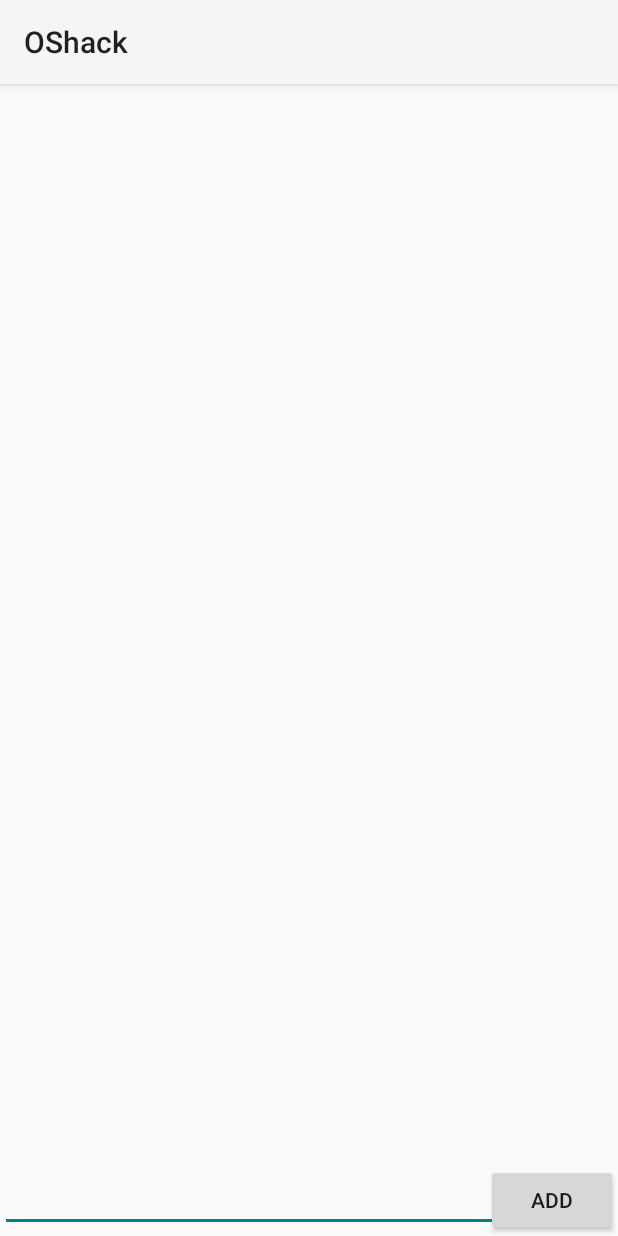
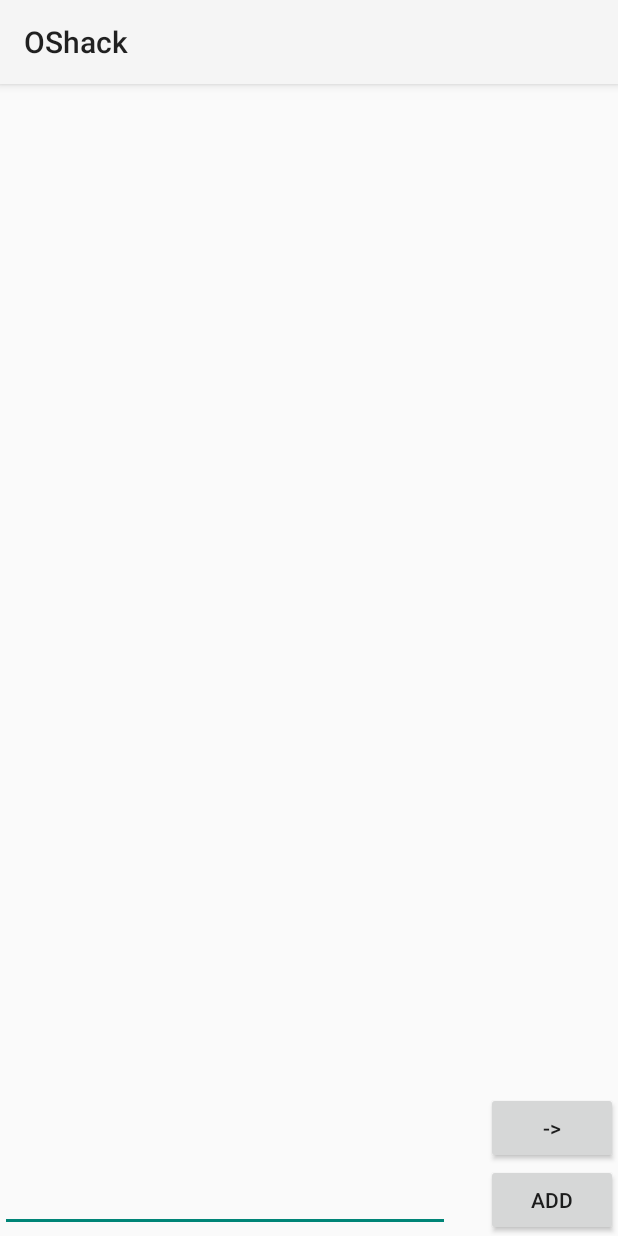
Before and after one commit to Kryvonis/OShack, an Android app: the CreateConvRoot screen opened directly, with no data from a screen before it, on a phone screen of 412 x 824 dp. Run offline under Robolectric (Android 15) with nearby library versions, the phone set to English and light mode, and no system bars.

Commit message:
Add button next_button

```diff
--- a/app/build.gradle
+++ b/app/build.gradle
@@ -6,7 +6,7 @@ android {
 
     defaultConfig {
         applicationId "com.example.user.oshack"
-        minSdkVersion 21
+        minSdkVersion 16
         targetSdkVersion 23
         versionCode 1
         versionName "1.0"
--- a/app/src/main/res/layout/add_tasks_fragment.xml
+++ b/app/src/main/res/layout/add_tasks_fragment.xml
@@ -1,14 +1,15 @@
 <?xml version="1.0" encoding="utf-8"?>
 <RelativeLayout xmlns:android="http://schemas.android.com/apk/res/android"
-    android:orientation="vertical" android:layout_width="match_parent"
+    android:orientation="horizontal" android:layout_width="match_parent"
+    android:layout_gravity="top"
+    android:gravity="top"
     android:layout_height="match_parent">
 
     <ListView
+        android:foregroundGravity="top"
         android:layout_width="match_parent"
         android:layout_height="wrap_content"
-        android:id="@+id/list_view"
-        android:layout_above="@+id/add_button"
-        android:layout_alignParentEnd="true">
+        android:id="@+id/list_view">
     </ListView>
 
     <Button
@@ -17,13 +18,24 @@
         android:text="add"
         android:id="@+id/add_button"
         android:layout_alignParentBottom="true"
+        android:layout_alignParentRight="true"
         android:layout_alignParentEnd="true" />
 
     <EditText
-        android:layout_width="match_parent"
+        android:layout_width="300dp"
         android:layout_height="wrap_content"
         android:id="@+id/new_task"
-        android:layout_below="@+id/list_view"
+        android:layout_alignTop="@+id/add_button"
+        android:layout_alignParentLeft="true"
         android:layout_alignParentStart="true" />
 
+    <Button
+        android:layout_width="wrap_content"
+        android:layout_height="wrap_content"
+        android:text="->"
+        android:id="@+id/next_button"
+        android:layout_above="@+id/add_button"
+        android:layout_alignParentRight="true"
+        android:layout_alignParentEnd="true" />
+
 </RelativeLayout>
```
